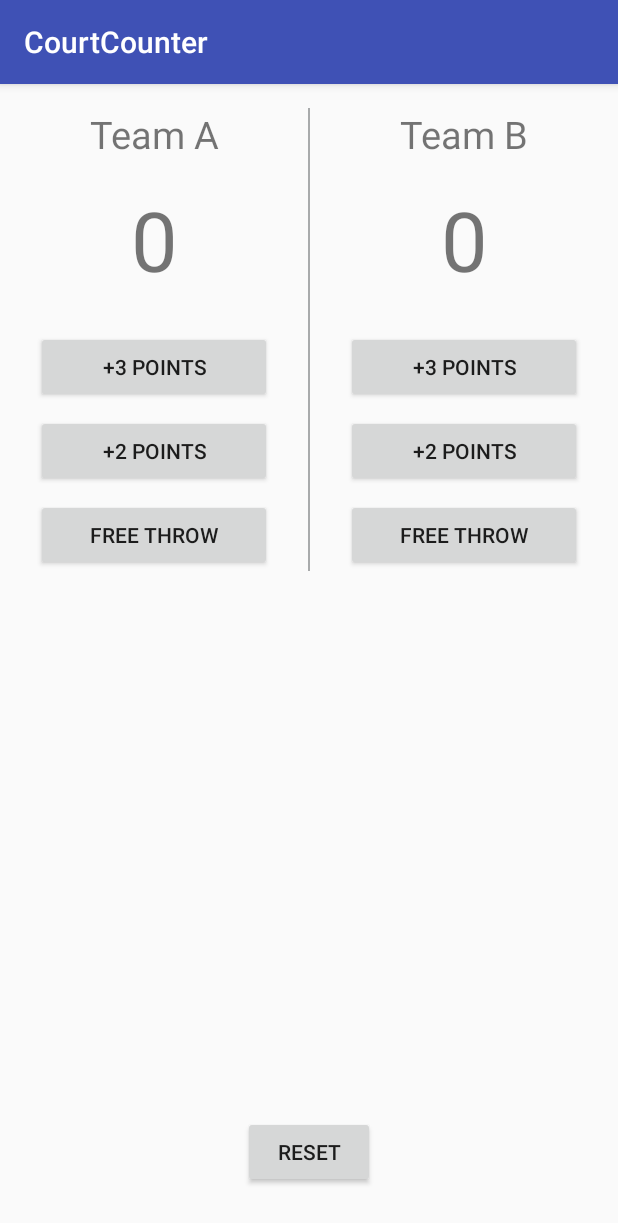
After one commit to Hanswufe/HanJie_Rate, an Android app: the SecondActivity screen opened directly, with no data from a screen before it, on a phone screen of 412 x 824 dp. The commit adds this screen. Shown: the top 1223 px of the screen. Run offline under Robolectric (Android 15) with nearby library versions, the phone set to English and light mode, and no system bars.

```diff
--- a/app/build.gradle
+++ b/app/build.gradle
@@ -22,6 +22,7 @@ dependencies {
     implementation fileTree(dir: 'libs', include: ['*.jar'])
     implementation 'com.android.support:appcompat-v7:28.+'
     implementation 'com.android.support.constraint:constraint-layout:1.0.2'
+    implementation 'org.jsoup:jsoup:1.11.3'
     testImplementation 'junit:junit:4.12'
     androidTestImplementation 'com.android.support.test:runner:1.0.1'
     androidTestImplementation 'com.android.support.test.espresso:espresso-core:3.0.1'
--- a/app/src/main/java/com/example/dell/rateapplication/ConfigActivity.java
+++ b/app/src/main/java/com/example/dell/rateapplication/ConfigActivity.java
@@ -17,7 +17,7 @@ public class ConfigActivity extends AppCompatActivity {
     @Override
     protected void onCreate(Bundle savedInstanceState) {
         super.onCreate(savedInstanceState);
-        setContentView(R.layout.activity_config);
+        setContentView(R.layout.activity_config1);
         Intent intent = getIntent();
         float dollar2 = intent.getFloatExtra("dollar_rate_key", 0.0f);
         float euro2 = intent.getFloatExtra("euro_rate_key", 0.0f);
--- /dev/null
+++ b/app/src/main/java/com/example/dell/rateapplication/SecondActivity.java
@@ -0,0 +1,141 @@
+package com.example.dell.rateapplication;
+
+import android.os.Bundle;
+import android.support.v7.app.AppCompatActivity;
+import android.util.Log;
+import android.view.View;
+import android.widget.Button;
+import android.widget.TextView;
+
+public class SecondActivity extends AppCompatActivity {
+    private final String TAG = "Second";
+    TextView scoreA;
+    TextView scoreB;
+    @Override
+    protected void onCreate(Bundle savedInstanceState) {
+        super.onCreate(savedInstanceState);
+        setContentView(R.layout.activity_second);
+        scoreA = (TextView) findViewById(R.id.scoreA);
+        scoreB = (TextView) findViewById(R.id.scoreB);
+        Button btnR = (Button) findViewById(R.id.btnR);
+        btnR.setOnClickListener(new View.OnClickListener(){
+
+            @Override
+            public void onClick(View view) {
+                scoreA.setText("0");
+                scoreB.setText("0");
+            }
+
+        });
+        Button btnA1 = (Button) findViewById(R.id.btnA1);
+        btnA1.setOnClickListener(new View.OnClickListener(){
+
+            @Override
+            public void onClick(View view) {
+                int scA = Integer.parseInt(scoreA.getText().toString())+3;
+                scoreA.setText(""+scA);
+            }
+
+        });
+        Button btnA2 = (Button) findViewById(R.id.btnA2);
+        btnA2.setOnClickListener(new View.OnClickListener(){
+
+            @Override
+            public void onClick(View view) {
+                int scA = Integer.parseInt(scoreA.getText().toString())+2;
+                scoreA.setText(""+scA);
+            }
+
+        });
+        Button btnA3 = (Button) findViewById(R.id.btnA3);
+        btnA3.setOnClickListener(new View.OnClickListener(){
+
+            @Override
+            public void onClick(View view) {
+                int scA = Integer.parseInt(scoreA.getText().toString())+1;
+                scoreA.setText(""+scA);
+            }
+
+        });
+        Button btnB1 = (Button) findViewById(R.id.btnB1);
+        btnB1.setOnClickListener(new View.OnClickListener(){
+
+            @Override
+            public void onClick(View view) {
+                int scB = Integer.parseInt(scoreB.getText().toString())+3;
+                scoreB.setText(""+scB);
+            }
+
+        });
+        Button btnB2 = (Button) findViewById(R.id.btnB2);
+        btnB2.setOnClickListener(new View.OnClickListener(){
+
+            @Override
+            public void onClick(View view) {
+                int scB = Integer.parseInt(scoreB.getText().toString())+2;
+                scoreB.setText(""+scB);
+            }
+
+        });
+        Button btnB3 = (Button) findViewById(R.id.btnB3);
+        btnB3.setOnClickListener(new View.OnClickListener(){
+
+            @Override
+            public void onClick(View view) {
+                int scB = Integer.parseInt(scoreB.getText().toString())+1;
+                scoreB.setText(""+scB);
+            }
+
+        });
+
+        Log.i(TAG, "onCreate: ");
+    }
+    @Override
+    protected void onStart() {
+        super.onStart();
+        Log.i(TAG, "onStart: ");
+    }
+    @Override
+    protected void onResume() {
+        super.onResume();
+        Log.i(TAG, "onResume: ");
+    }
+    @Override
+    protected void onRestart() {
+        super.onRestart();
+        Log.i(TAG, "onRestart: ");
+    }
+    @Override
+    protected void onPause() {
+        super.onPause();
+        Log.i(TAG, "onPause: ");
+    }
+    @Override
+    protected void onStop() {
+        super.onStop();
+        Log.i(TAG, "onStop: ");
+    }
+    @Override
+    protected void onDestroy() {
+        super.onDestroy();
+        Log.i(TAG, "onDestroy: ");
+    }
+    @Override
+    protected void onSaveInstanceState(Bundle outState) {
+        super.onSaveInstanceState(outState);
+        String scorea = ((TextView)findViewById(R.id.scoreA)).getText().toString();
+        String scoreb = ((TextView)findViewById(R.id.scoreB)).getText().toString();
+        Log.i(TAG, "onSaveInstanceState: ");
+        outState.putString("teama_score",scorea);
+        outState.putString("teamb_score",scoreb);
+    }
+    @Override
+    protected void onRestoreInstanceState(Bundle savedInstanceState) {
+        super.onRestoreInstanceState(savedInstanceState);
+        String scorea = savedInstanceState.getString("teama_score");
+        String scoreb = savedInstanceState.getString("teamb_score");
+        Log.i(TAG, "onRestoreInstanceState: ");
+        ((TextView)findViewById(R.id.scoreA)).setText(scorea);
+        ((TextView)findViewById(R.id.scoreB)).setText(scoreb);
+    }
+}
--- /dev/null
+++ b/app/src/main/res/layout-land/activity_second.xml
@@ -0,0 +1,128 @@
+<?xml version="1.0" encoding="utf-8"?>
+<RelativeLayout xmlns:android="http://schemas.android.com/apk/res/android"
+    android:layout_width="match_parent"
+    android:layout_height="match_parent">
+    <LinearLayout
+        android:layout_width="match_parent"
+        android:layout_height="wrap_content"
+        android:paddingTop="16dp"
+        android:orientation="horizontal">
+
+        <LinearLayout
+            android:layout_width="0dp"
+            android:layout_height="wrap_content"
+            android:layout_weight="1"
+            android:orientation="vertical">
+
+            <TextView
+                android:layout_width="match_parent"
+                android:layout_height="wrap_content"
+                android:gravity="center"
+                android:text="@string/team_label1"
+                android:textSize="25sp" />
+
+            <TextView
+                android:id="@+id/scoreA"
+                android:layout_width="match_parent"
+                android:layout_height="wrap_content"
+                android:baselineAligned="false"
+                android:gravity="center"
+                android:paddingBottom="8dp"
+                android:paddingTop="8dp"
+                android:text="@string/scorea"
+                android:textSize="35sp" />
+            <LinearLayout
+                android:layout_width="match_parent"
+                android:layout_height="wrap_content"
+                android:orientation="horizontal"
+                android:paddingRight="10dp"
+                android:paddingLeft="10dp">
+                <Button
+                    android:id="@+id/btnA1"
+                    android:layout_width="0dp"
+                    android:layout_height="wrap_content"
+                    android:layout_weight="1"
+                    android:text="@string/btn_label1" />
+
+                <Button
+                    android:id="@+id/btnA2"
+                    android:layout_width="0dp"
+                    android:layout_height="wrap_content"
+                    android:layout_weight="1"
+                    android:text="@string/btn_label2" />
+
+                <Button
+                    android:id="@+id/btnA3"
+                    android:layout_width="0dp"
+                    android:layout_height="wrap_content"
+                    android:layout_weight="1"
+                    android:text="@string/btn_label3" />
+            </LinearLayout>
+
+        </LinearLayout>
+        <View
+            android:layout_width="1dp"
+            android:layout_height="match_parent"
+            android:background="@color/colorstring"
+            android:layout_gravity="center_horizontal"/>
+        <LinearLayout
+            android:layout_width="0dp"
+            android:layout_height="wrap_content"
+            android:layout_weight="1"
+            android:orientation="vertical">
+
+            <TextView
+                android:layout_width="match_parent"
+                android:layout_height="wrap_content"
+                android:gravity="center"
+                android:text="@string/team_label2"
+                android:textSize="25sp" />
+
+            <TextView
+                android:id="@+id/scoreB"
+                android:layout_width="match_parent"
+                android:layout_height="wrap_content"
+                android:gravity="center"
+                android:paddingBottom="8dp"
+                android:paddingTop="8dp"
+                android:text="@string/scorea"
+                android:textSize="35sp" />
+            <LinearLayout
+                android:layout_width="match_parent"
+                android:layout_height="wrap_content"
+                android:orientation="horizontal"
+                android:paddingRight="10dp"
+                android:paddingLeft="10dp">
+                <Button
+                    android:id="@+id/btnB1"
+                    android:layout_width="0dp"
+                    android:layout_height="wrap_content"
+                    android:layout_weight="1"
+                    android:text="@string/btn_label1" />
+
+                <Button
+                    android:id="@+id/btnB2"
+                    android:layout_width="0dp"
+                    android:layout_height="wrap_content"
+                    android:layout_weight="1"
+                    android:text="@string/btn_label2" />
+
+                <Button
+                    android:id="@+id/btnB3"
+                    android:layout_width="0dp"
+                    android:layout_height="wrap_content"
+                    android:layout_weight="1"
+                    android:text="@string/btn_label3" />
+            </LinearLayout>
+
+        </LinearLayout>
+    </LinearLayout>
+    <Button
+        android:id="@+id/btnR"
+        android:text="@string/btn_reset_label"
+        android:layout_width="wrap_content"
+        android:layout_height="wrap_content"
+        android:layout_alignParentBottom="true"
+        android:layout_centerHorizontal="true"
+        android:layout_marginBottom="24dp" />
+</RelativeLayout>
--- /dev/null
+++ b/app/src/main/res/layout-sw600dp/activity_second.xml
@@ -0,0 +1,124 @@
+<?xml version="1.0" encoding="utf-8"?>
+<RelativeLayout xmlns:android="http://schemas.android.com/apk/res/android"
+    android:layout_width="match_parent"
+    android:layout_height="match_parent">
+    <LinearLayout
+        android:layout_width="match_parent"
+        android:layout_height="wrap_content"
+        android:paddingTop="16dp"
+        android:orientation="horizontal">
+
+        <LinearLayout
+            android:layout_width="0dp"
+            android:layout_height="wrap_content"
+            android:layout_weight="1"
+            android:orientation="vertical">
+
+            <TextView
+                android:layout_width="match_parent"
+                android:layout_height="wrap_content"
+                android:gravity="center"
+                android:text="@string/team_label1"
+                android:textSize="25sp" />
+
+            <TextView
+                android:id="@+id/scoreA"
+                android:layout_width="match_parent"
+                android:layout_height="wrap_content"
+                android:baselineAligned="false"
+                android:gravity="center"
+                android:paddingBottom="24dp"
+                android:paddingTop="16dp"
+                android:text="@string/scorea"
+                android:textSize="55sp" />
+
+            <Button
+                android:id="@+id/btnA1"
+                android:layout_width="match_parent"
+                android:layout_height="wrap_content"
+                android:layout_marginLeft="24dp"
+                android:layout_marginRight="24dp"
+                android:text="@string/btn_label1" />
+
+            <Button
+                android:id="@+id/btnA2"
+                android:layout_width="match_parent"
+                android:layout_height="wrap_content"
+                android:layout_marginBottom="8dp"
+                android:layout_marginLeft="24dp"
+                android:layout_marginRight="24dp"
+                android:layout_marginTop="8dp"
+                android:text="@string/btn_label2" />
+
+            <Button
+                android:id="@+id/btnA3"
+                android:layout_width="match_parent"
+                android:layout_height="wrap_content"
+                android:layout_marginLeft="24dp"
+                android:layout_marginRight="24dp"
+                android:text="@string/btn_label3" />
+        </LinearLayout>
+        <View
+            android:layout_width="1dp"
+            android:layout_height="match_parent"
+            android:background="@color/colorstring"
+            android:layout_gravity="center_horizontal"/>
+        <LinearLayout
+            android:layout_width="0dp"
+            android:layout_height="wrap_content"
+            android:layout_weight="1"
+            android:orientation="vertical">
+
+            <TextView
+                android:layout_width="match_parent"
+                android:layout_height="wrap_content"
+                android:gravity="center"
+                android:text="@string/team_label2"
+                android:textSize="25sp" />
+
+            <TextView
+                android:id="@+id/scoreB"
+                android:layout_width="match_parent"
+                android:layout_height="wrap_content"
+                android:gravity="center"
+                android:paddingBottom="24dp"
+                android:paddingTop="16dp"
+                android:text="@string/scorea"
+                android:textSize="55sp" />
+
+            <Button
+                android:id="@+id/btnB1"
+                android:layout_width="match_parent"
+                android:layout_height="wrap_content"
+                android:text="@string/btn_label1"
+                android:layout_marginLeft="24dp"
+                android:layout_marginRight="24dp"/>
+
+            <Button
+                android:id="@+id/btnB2"
+                android:layout_width="match_parent"
+                android:layout_height="wrap_content"
+                android:layout_marginBottom="8dp"
+                android:layout_marginLeft="24dp"
+                android:layout_marginRight="24dp"
+                android:layout_marginTop="8dp"
+                android:text="@string/btn_label2" />
+
+            <Button
+                android:id="@+id/btnB3"
+                android:layout_width="match_parent"
+                android:layout_height="wrap_content"
+                android:text="@string/btn_label3"
+                android:layout_marginLeft="24dp"
+                android:layout_marginRight="24dp"/>
+        </LinearLayout>
+    </LinearLayout>
+    <Button
+        android:id="@+id/btnR"
+        android:text="@string/btn_reset_label"
+        android:layout_width="wrap_content"
+        android:layout_height="wrap_content"
+        android:layout_alignParentBottom="true"
+        android:layout_centerHorizontal="true"
+        android:layout_marginBottom="32dp" />
+</RelativeLayout>
--- /dev/null
+++ b/app/src/main/res/layout/activity_second.xml
@@ -0,0 +1,124 @@
+<?xml version="1.0" encoding="utf-8"?>
+<RelativeLayout xmlns:android="http://schemas.android.com/apk/res/android"
+    android:layout_width="match_parent"
+    android:layout_height="match_parent">
+    <LinearLayout
+        android:layout_width="match_parent"
+        android:layout_height="wrap_content"
+        android:paddingTop="16dp"
+        android:orientation="horizontal">
+
+        <LinearLayout
+            android:layout_width="0dp"
+            android:layout_height="wrap_content"
+            android:layout_weight="1"
+            android:orientation="vertical">
+
+            <TextView
+                android:layout_width="match_parent"
+                android:layout_height="wrap_content"
+                android:gravity="center"
+                android:text="@string/team_label1"
+                android:textSize="25sp" />
+
+            <TextView
+                android:id="@+id/scoreA"
+                android:layout_width="match_parent"
+                android:layout_height="wrap_content"
+                android:baselineAligned="false"
+                android:gravity="center"
+                android:paddingBottom="24dp"
+                android:paddingTop="16dp"
+                android:text="@string/scorea"
+                android:textSize="55sp" />
+
+            <Button
+                android:id="@+id/btnA1"
+                android:layout_width="match_parent"
+                android:layout_height="wrap_content"
+                android:layout_marginLeft="24dp"
+                android:layout_marginRight="24dp"
+                android:text="@string/btn_label1" />
+
+            <Button
+                android:id="@+id/btnA2"
+                android:layout_width="match_parent"
+                android:layout_height="wrap_content"
+                android:layout_marginBottom="8dp"
+                android:layout_marginLeft="24dp"
+                android:layout_marginRight="24dp"
+                android:layout_marginTop="8dp"
+                android:text="@string/btn_label2" />
+
+            <Button
+                android:id="@+id/btnA3"
+                android:layout_width="match_parent"
+                android:layout_height="wrap_content"
+                android:layout_marginLeft="24dp"
+                android:layout_marginRight="24dp"
+                android:text="@string/btn_label3" />
+        </LinearLayout>
+        <View
+            android:layout_width="1dp"
+            android:layout_height="match_parent"
+            android:background="@color/colorstring"
+            android:layout_gravity="center_horizontal"/>
+        <LinearLayout
+            android:layout_width="0dp"
+            android:layout_height="wrap_content"
+            android:layout_weight="1"
+            android:orientation="vertical">
+
+            <TextView
+                android:layout_width="match_parent"
+                android:layout_height="wrap_content"
+                android:gravity="center"
+                android:text="@string/team_label2"
+                android:textSize="25sp" />
+
+            <TextView
+                android:id="@+id/scoreB"
+                android:layout_width="match_parent"
+                android:layout_height="wrap_content"
+                android:gravity="center"
+                android:paddingBottom="24dp"
+                android:paddingTop="16dp"
+                android:text="@string/scorea"
+                android:textSize="55sp" />
+
+            <Button
+                android:id="@+id/btnB1"
+                android:layout_width="match_parent"
+                android:layout_height="wrap_content"
+                android:text="@string/btn_label1"
+                android:layout_marginLeft="24dp"
+                android:layout_marginRight="24dp"/>
+
+            <Button
+                android:id="@+id/btnB2"
+                android:layout_width="match_parent"
+                android:layout_height="wrap_content"
+                android:layout_marginBottom="8dp"
+                android:layout_marginLeft="24dp"
+                android:layout_marginRight="24dp"
+                android:layout_marginTop="8dp"
+                android:text="@string/btn_label2" />
+
+            <Button
+                android:id="@+id/btnB3"
+                android:layout_width="match_parent"
+                android:layout_height="wrap_content"
+                android:text="@string/btn_label3"
+                android:layout_marginLeft="24dp"
+                android:layout_marginRight="24dp"/>
+        </LinearLayout>
+    </LinearLayout>
+    <Button
+        android:id="@+id/btnR"
+        android:text="@string/btn_reset_label"
+        android:layout_width="wrap_content"
+        android:layout_height="wrap_content"
+        android:layout_alignParentBottom="true"
+        android:layout_centerHorizontal="true"
+        android:layout_marginBottom="32dp" />
+</RelativeLayout>
--- a/app/src/main/res/values/colors.xml
+++ b/app/src/main/res/values/colors.xml
@@ -3,4 +3,5 @@
     <color name="colorPrimary">#3F51B5</color>
     <color name="colorPrimaryDark">#303F9F</color>
     <color name="colorAccent">#FF4081</color>
+    <color name="colorstring">#a8aaab</color>
 </resources>
--- a/app/src/main/res/values/strings.xml
+++ b/app/src/main/res/values/strings.xml
@@ -8,4 +8,12 @@
     <string name="btn_won_label">Won</string>
     <string name="rmb_hint_label">Input RMB</string>
     <string name="menu_set_label">menu</string>
+    <string name="team_label1">Team A</string>
+    <string name="team_label2">Team B</string>
+    <string name="scorea">0</string>
+    <string name="btn_label1">+3 points</string>
+    <string name="btn_label2">+2 points</string>
+    <string name="btn_label3">FREE THROW</string>
+    <string name="btn_reset_label">reset</string>
+    <string name="app_name2">CourtCounter</string>
 </resources>
```
Also changed, not shown: app/src/main/AndroidManifest.xml (+7 -2 lines), app/src/main/java/com/example/dell/rateapplication/RateActivity.java (+125 -1 lines), app/src/main/res/layout-land/activity_config.xml (added, +37 -0 lines), app/src/main/res/layout/activity_config1.xml (added, +37 -0 lines).
